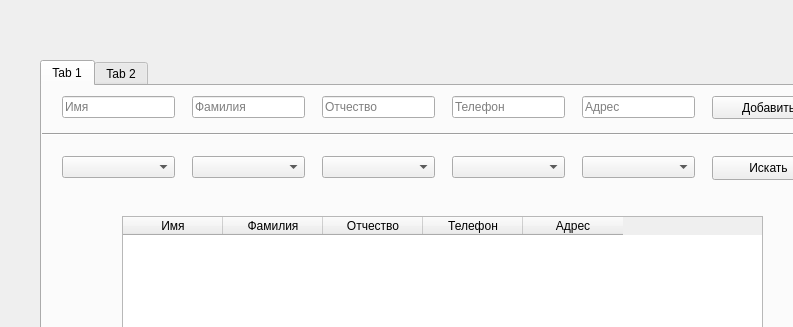
Old version of the form calc.ui in the repository Crivetkaaa/database_lab_1; both pictures show x 0 to 793 and y 0 to 327 of the 880 by 734 pixel window.
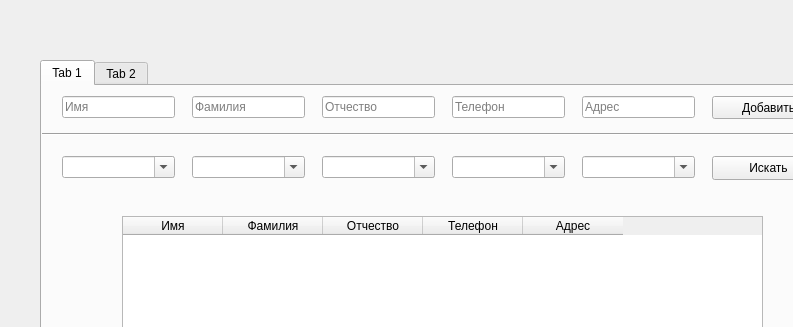
New version of the form. The open tabs and pages were chosen to show the change.

Commit message: Немного изменен дизайн

```diff
--- a/calc.ui
+++ b/calc.ui
@@ -39,6 +39,15 @@
         <height>22</height>
        </rect>
       </property>
+      <property name="styleSheet">
+       <string notr="true"/>
+      </property>
+      <property name="editable">
+       <bool>true</bool>
+      </property>
+      <property name="currentText">
+       <string/>
+      </property>
      </widget>
      <widget class="QLineEdit" name="lineEdit_3">
       <property name="geometry">
@@ -75,6 +84,9 @@
         <height>22</height>
        </rect>
       </property>
+      <property name="editable">
+       <bool>true</bool>
+      </property>
      </widget>
      <widget class="QComboBox" name="comboBox_4">
       <property name="geometry">
@@ -85,6 +97,9 @@
         <height>22</height>
        </rect>
       </property>
+      <property name="editable">
+       <bool>true</bool>
+      </property>
      </widget>
      <widget class="QComboBox" name="comboBox_5">
       <property name="geometry">
@@ -95,6 +110,9 @@
         <height>22</height>
        </rect>
       </property>
+      <property name="editable">
+       <bool>true</bool>
+      </property>
      </widget>
      <widget class="Line" name="line">
       <property name="geometry">
@@ -131,6 +149,9 @@
         <height>22</height>
        </rect>
       </property>
+      <property name="editable">
+       <bool>true</bool>
+      </property>
      </widget>
      <widget class="QLineEdit" name="lineEdit_4">
       <property name="geometry">
```
Left out of the diff: 3 changed lines with no effect on the pictures. The commit also changes 1 other file.
